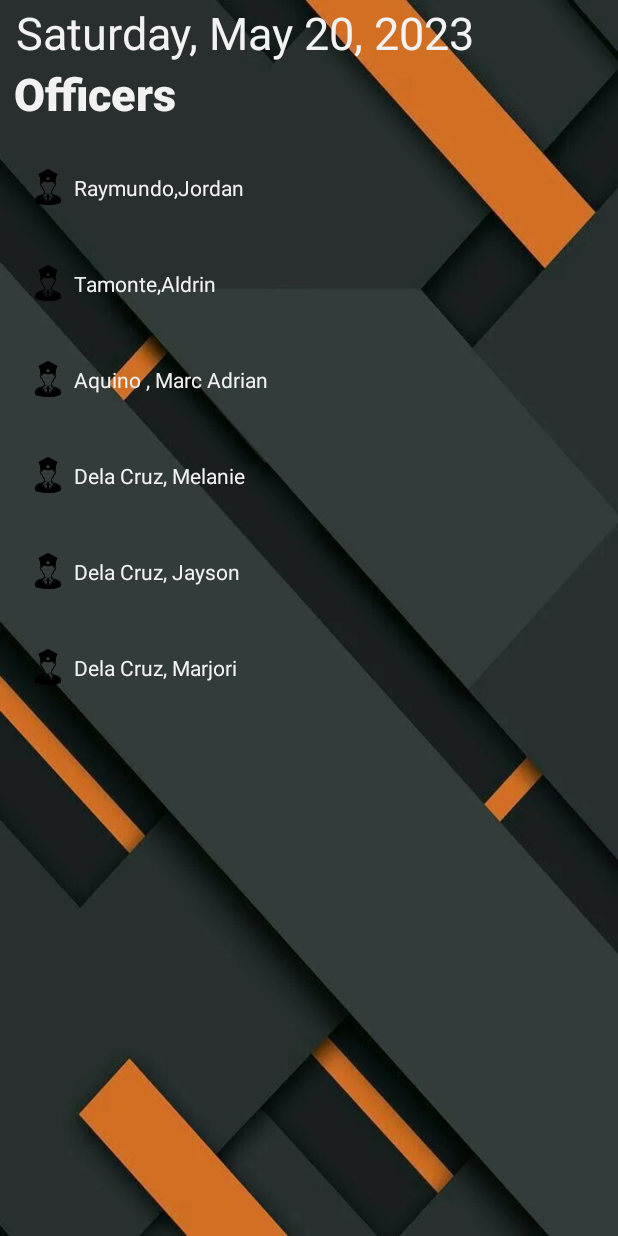
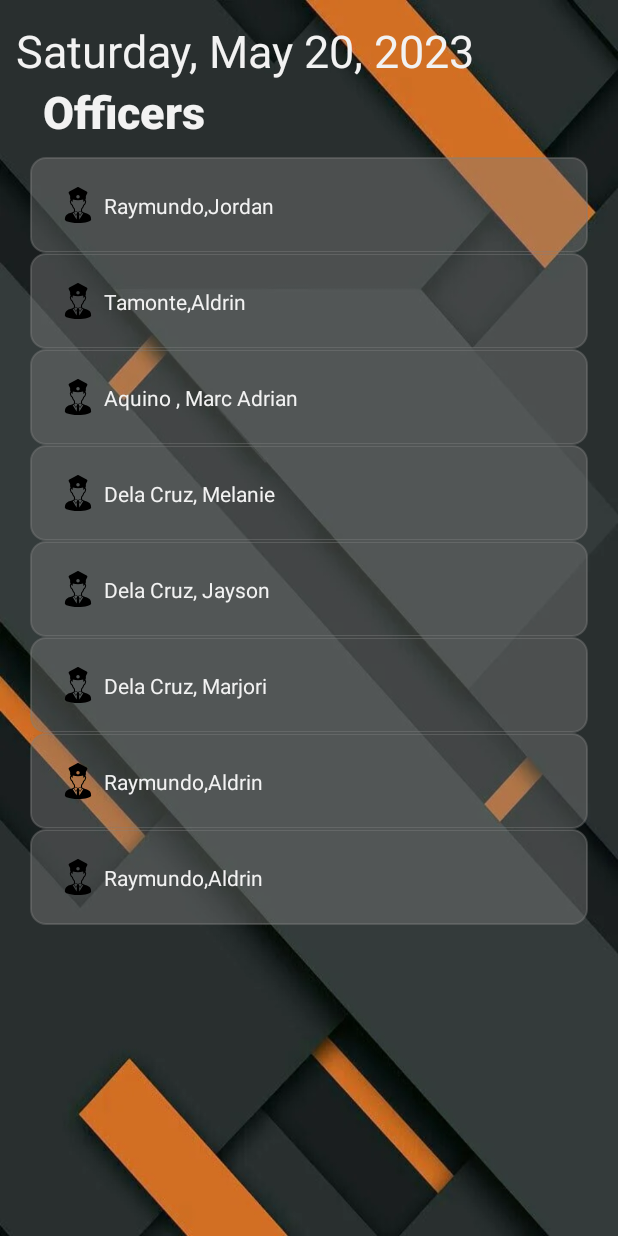
Before and after one commit to mikegarcia8748/GSecurity, an Android app: the MainActivity screen opened directly, with no data from a screen before it, on a phone screen of 412 x 824 dp. Run offline under Robolectric (Android 15) with nearby library versions, the phone set to English and light mode, and no system bars.

Commit message:
all goods workin,  -marc

```diff
--- a/app/src/main/java/org/rmj/guanzongroup/gsecurity/Activities/MainActivity.java
+++ b/app/src/main/java/org/rmj/guanzongroup/gsecurity/Activities/MainActivity.java
@@ -37,6 +37,9 @@ public class MainActivity extends AppCompatActivity {
         loNames.add("Dela Cruz, Melanie");
         loNames.add("Dela Cruz, Jayson");
         loNames.add("Dela Cruz, Marjori");
+        loNames.add("Raymundo,Aldrin");
+        loNames.add("Raymundo,Aldrin");
+
 
         LinearLayoutManager loManager = new LinearLayoutManager(MainActivity.this);
         loManager.setOrientation(RecyclerView.VERTICAL);
--- a/app/src/main/res/drawable/bg.xml
+++ b/app/src/main/res/drawable/bg.xml
@@ -2,7 +2,7 @@
 <selector xmlns:android="http://schemas.android.com/apk/res/android">
     <item>
         <shape>
-            <corners android:radius="8dp"/>
+            <corners android:radius="10dp"/>
             <stroke android:color="@color/black" android:width="1dp"/>
         </shape>
 
--- a/app/src/main/res/drawable/dialog_bg.xml
+++ b/app/src/main/res/drawable/dialog_bg.xml
@@ -8,8 +8,8 @@
 <shape android:shape="rectangle">
     <corners android:radius="20dp"/>
     <solid android:color="@color/white"/>
-    <stroke android:width="5dp"
-        android:color="@color/black"/>
+    <stroke android:width="3dp"
+        android:color="#99000000"/>
 </shape>
 
 
--- a/app/src/main/res/layout/activity_load_screen.xml
+++ b/app/src/main/res/layout/activity_load_screen.xml
@@ -26,7 +26,7 @@
         android:id="@+id/textView2"
         android:layout_width="wrap_content"
         android:layout_height="wrap_content"
-        android:text="G-Security"
+        android:text="-Security"
         android:textColor="@color/white"
         android:textSize="40sp"
         android:textStyle="bold"
@@ -41,8 +41,10 @@
         android:layout_height="wrap_content"
         app:layout_constraintBottom_toBottomOf="parent"
         app:layout_constraintEnd_toEndOf="parent"
+        app:layout_constraintHorizontal_bias="0.498"
         app:layout_constraintStart_toStartOf="parent"
-        app:layout_constraintTop_toBottomOf="@+id/textView2" />
+        app:layout_constraintTop_toBottomOf="@+id/textView2"
+        app:layout_constraintVertical_bias="0.39" />
 
 
 </androidx.constraintlayout.widget.ConstraintLayout>
--- a/app/src/main/res/layout/activity_main_dashboard.xml
+++ b/app/src/main/res/layout/activity_main_dashboard.xml
@@ -7,17 +7,19 @@
     android:background="@drawable/blackorange"
     tools:context=".MainActivityDashboard">
 
+
     <androidx.recyclerview.widget.RecyclerView
         android:id="@+id/recyclerview"
         android:layout_width="match_parent"
         android:layout_height="wrap_content"
         app:layout_constraintBottom_toBottomOf="parent"
         app:layout_constraintEnd_toEndOf="parent"
-        app:layout_constraintHorizontal_bias="0.0"
+        app:layout_constraintHorizontal_bias="1.0"
         app:layout_constraintStart_toStartOf="parent"
+        android:layout_marginLeft="20dp"
+        android:layout_marginRight="20dp"
         app:layout_constraintTop_toTopOf="parent"
-        app:layout_constraintVertical_bias="0.21" />
-
+        app:layout_constraintVertical_bias="0.335" />
 
     <TextView
         android:id="@+id/textView10"
@@ -46,13 +48,15 @@
     <TextView
         android:layout_width="match_parent"
         android:layout_height="wrap_content"
+        android:layout_marginLeft="20dp"
+        android:layout_marginRight="20dp"
         android:textSize="60dp"
         app:layout_constraintBottom_toBottomOf="@+id/textView10"
-
         app:layout_constraintEnd_toEndOf="parent"
+        app:layout_constraintHorizontal_bias="0.0"
         app:layout_constraintStart_toStartOf="parent"
         app:layout_constraintTop_toTopOf="@+id/currentdate"
-        app:layout_constraintVertical_bias="0.54" />
+        app:layout_constraintVertical_bias="1.0" />
 
 
 </androidx.constraintlayout.widget.ConstraintLayout>
--- a/app/src/main/res/layout/list_item_personnels.xml
+++ b/app/src/main/res/layout/list_item_personnels.xml
@@ -5,7 +5,9 @@
     xmlns:tools="http://schemas.android.com/tools"
     android:layout_width="match_parent"
     android:layout_height="wrap_content"
-    android:padding="20dp">
+    android:padding="20dp"
+    style="@style/OutlinedBox">
+
 
     <com.google.android.material.imageview.ShapeableImageView
         android:id="@+id/shapeableImageView"
```
Also changed, not shown: app/src/main/res/drawable/ic_guanzonpersonelsvg.xml (added, +38 -0 lines), appDriver/src/main/java/org/rmj/guanzongroup/appdriver/Activity_LoadScreen.java (deleted, +0 -17 lines), appDriver/src/main/res/layout/activity_load_screen.xml (deleted, +0 -34 lines), app/src/main/res/drawable/guanzontransparent.png (added), 1 other file.
